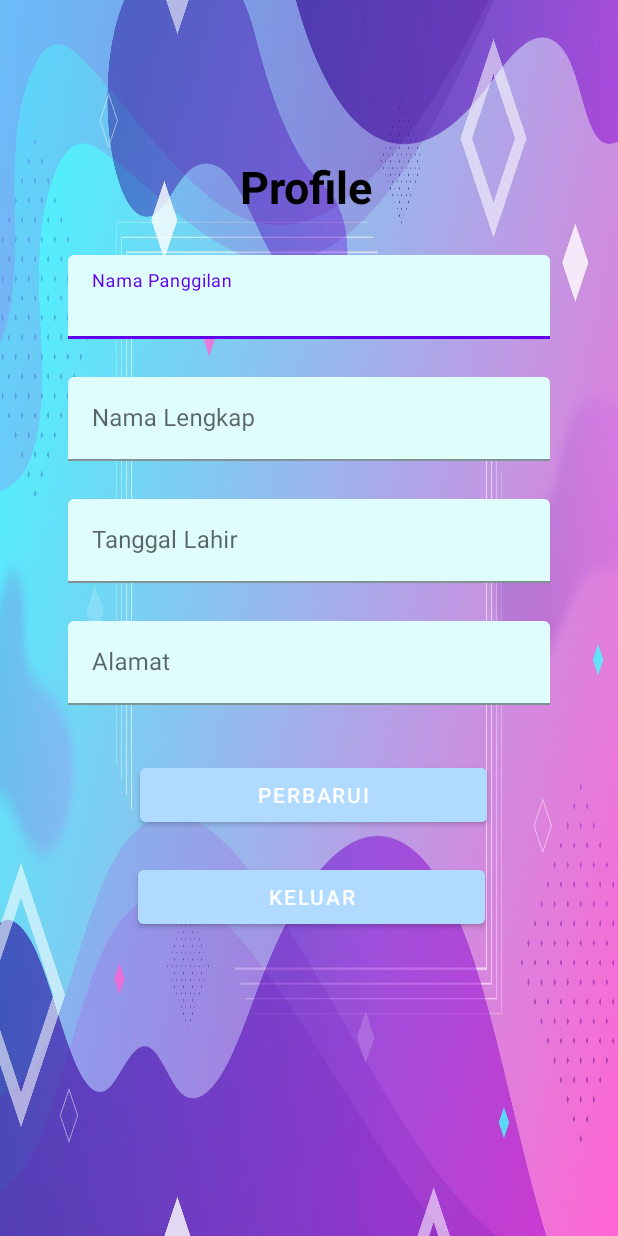
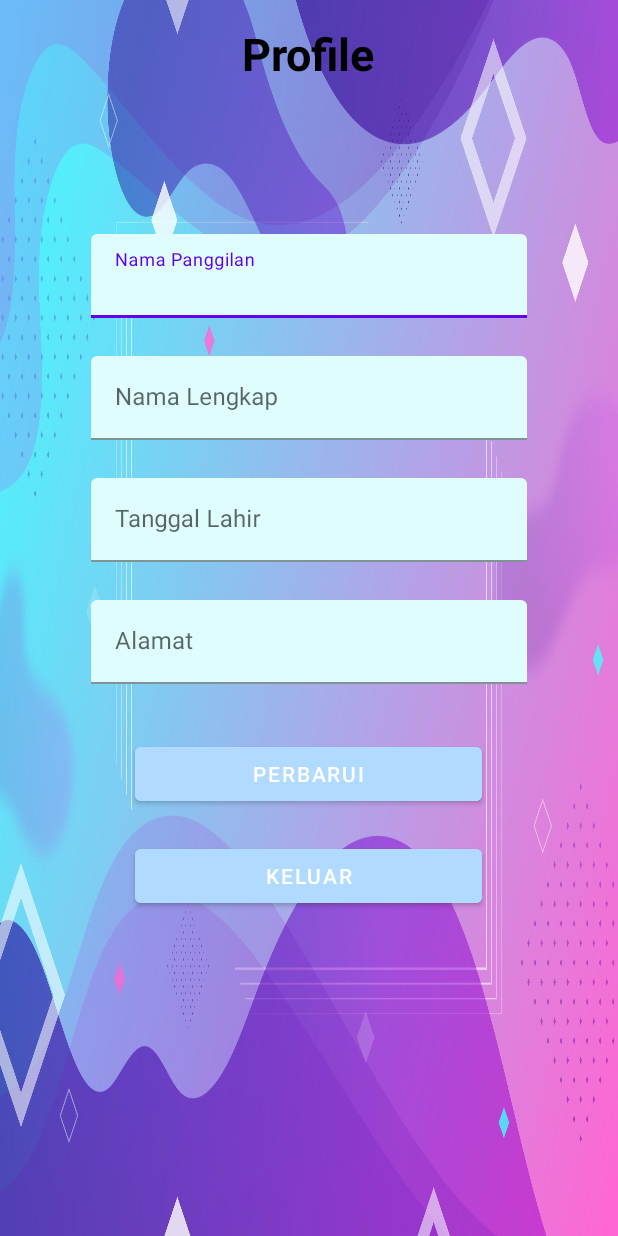
Before and after one commit to MaulidFajrulIshlah/ChalChap5-7, an Android app: the ProfilActivity screen opened directly, with no data from a screen before it, on a phone screen of 412 x 824 dp. Run offline under Robolectric (Android 15) with nearby library versions, the phone set to English and light mode, and no system bars; our stand-ins replace Firebase (no records; nobody signed in at launch, a user with empty details on screens opened directly).

Commit message:
ChalChap5

```diff
--- a/app/src/main/java/com/geminiboy/chalchap5/DetailActivity.kt
+++ b/app/src/main/java/com/geminiboy/chalchap5/DetailActivity.kt
@@ -19,11 +19,8 @@ class DetailActivity : AppCompatActivity() {
         viewModel = ViewModelProvider(this).get(MovieViewModel::class.java)
         viewModel.liveDetail.observe(this){movie ->
             bindMovieData(movie)
-
         }
         viewModel.getMovieDetail(getDetail)
-
-
     }
     private fun bindMovieData(movie: com.geminiboy.chalchap5.model.Result) {
         if (movie != null) {
@@ -31,7 +28,6 @@ class DetailActivity : AppCompatActivity() {
                 Glide.with(this@DetailActivity)
                     .load("https://image.tmdb.org/t/p/w500${movie.posterPath}")
                     .into(imageView2)
-
                 judul.text = movie.title
                 Tanggal.text = movie.releaseDate
                 Deskripsi.text = movie.overview
--- a/app/src/main/java/com/geminiboy/chalchap5/MainActivity.kt
+++ b/app/src/main/java/com/geminiboy/chalchap5/MainActivity.kt
@@ -53,7 +53,7 @@ class MainActivity : AppCompatActivity() {
             }
         }
     }
-    fun signInWithEmailAndPassword(email: String, password: String) {
+    private fun signInWithEmailAndPassword(email: String, password: String) {
         auth.signInWithEmailAndPassword(email, password)
             .addOnCompleteListener(this) { task ->
                 if (task.isSuccessful) {
--- a/app/src/main/java/com/geminiboy/chalchap5/ProfilActivity.kt
+++ b/app/src/main/java/com/geminiboy/chalchap5/ProfilActivity.kt
@@ -31,7 +31,7 @@ class ProfilActivity : AppCompatActivity() {
         }
     }
 
-    fun updateUsername() {
+    private fun updateUsername() {
         sharedPreferences = getSharedPreferences("InsertAcc", Context.MODE_PRIVATE)
         binding.Update.setOnClickListener {
             var getUsername = binding.uss.text.toString()
--- a/app/src/main/java/com/geminiboy/chalchap5/RegisterActivity.kt
+++ b/app/src/main/java/com/geminiboy/chalchap5/RegisterActivity.kt
@@ -25,7 +25,7 @@ class RegisterActivity : AppCompatActivity() {
         insertAcc()
     }
 
-    fun insertAcc(){
+    private fun insertAcc(){
         sharedPreferences = getSharedPreferences("InsertAcc", Context.MODE_PRIVATE)
         binding.RegistBtn.setOnClickListener {
             var getUser = binding.uss.text.toString()
@@ -44,7 +44,7 @@ class RegisterActivity : AppCompatActivity() {
             }
         }
     }
-    fun createUserWithEmailAndPassword(email: String, password: String) {
+    private fun createUserWithEmailAndPassword(email: String, password: String) {
         auth.createUserWithEmailAndPassword(email, password)
             .addOnCompleteListener(this) { task ->
                 if (task.isSuccessful) {
--- a/app/src/main/res/layout/activity_home.xml
+++ b/app/src/main/res/layout/activity_home.xml
@@ -4,6 +4,7 @@
     xmlns:tools="http://schemas.android.com/tools"
     android:layout_width="match_parent"
     android:layout_height="match_parent"
+    android:padding="15dp"
     android:background="@drawable/bg"
     tools:context=".HomeActivity">
 
--- a/app/src/main/res/layout/activity_profil.xml
+++ b/app/src/main/res/layout/activity_profil.xml
@@ -5,14 +5,15 @@
     android:layout_width="match_parent"
     android:layout_height="match_parent"
     android:background="@drawable/login"
+    android:padding="15dp"
     tools:context=".ProfilActivity">
 
     <TextView
         android:id="@+id/textView3"
         android:layout_width="wrap_content"
         android:layout_height="wrap_content"
-        android:layout_marginStart="160dp"
-        android:layout_marginTop="104dp"
+        android:layout_centerInParent="true"
+        android:layout_alignParentTop="true"
         android:text="Profile"
         android:textColor="@color/black"
         android:textSize="30sp"
@@ -28,7 +29,7 @@
         android:layout_below="@+id/textView3"
         android:layout_alignParentEnd="true"
         android:id="@+id/username"
-        android:layout_marginTop="25dp">
+        android:layout_marginTop="100dp">
 
         <EditText
             android:id="@+id/uss"
@@ -100,8 +101,7 @@
         android:layout_width="231dp"
         android:layout_height="wrap_content"
         android:layout_below="@+id/ConfirmPassword"
-        android:layout_alignParentStart="true"
-        android:layout_marginStart="93dp"
+        android:layout_centerInParent="true"
         android:backgroundTint="#B0DAFF"
         android:layout_marginTop="36dp"
         android:text="@string/update" />
@@ -111,7 +111,7 @@
         android:layout_width="231dp"
         android:layout_height="wrap_content"
         android:layout_below="@+id/Update"
-        android:layout_alignParentStart="true"
+        android:layout_centerInParent="true"
         android:layout_marginStart="92dp"
         android:backgroundTint="#B0DAFF"
         android:layout_marginTop="20dp"
```
Also changed, not shown: app/src/main/java/com/geminiboy/chalchap5/HomeActivity.kt (+5 -5 lines), app/src/main/java/com/geminiboy/chalchap5/viewmodel/MovieViewModel.kt (+3 -8 lines), app/src/main/res/layout/activity_register.xml (+4 -7 lines).
